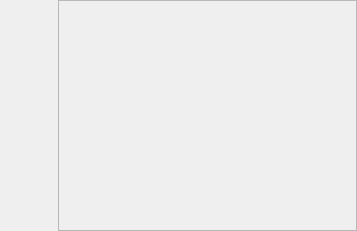
Before: the Qt Designer form python/app/widgets/activity_stream/resources/note_widget.ui in shotgunsoftware/tk-multi-shotgunpanel, drawn with Qt 5.
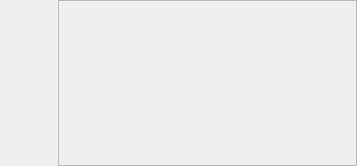
After: the same form once the commit is applied. Icons and pictures are not drawn. Custom widgets are drawn as their Qt base class.

Commit message: Improved attachments support in note reply threads.

```diff
--- a/python/app/widgets/activity_stream/resources/note_widget.ui
+++ b/python/app/widgets/activity_stream/resources/note_widget.ui
@@ -7,7 +7,7 @@
     <x>0</x>
     <y>0</y>
     <width>357</width>
-    <height>231</height>
+    <height>166</height>
    </rect>
   </property>
   <property name="windowTitle">
@@ -157,13 +157,13 @@
       <item>
        <layout class="QVBoxLayout" name="reply_layout">
         <property name="spacing">
-         <number>14</number>
+         <number>0</number>
         </property>
         <property name="leftMargin">
          <number>0</number>
         </property>
         <property name="topMargin">
-         <number>14</number>
+         <number>0</number>
         </property>
        </layout>
       </item>
```
Left out of the diff: 7 changed lines with no effect on the pictures. The commit also changes 18 other files.
